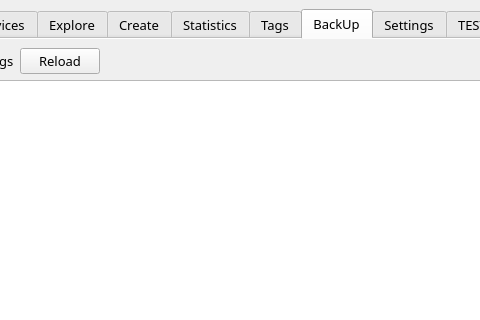
StephaneCouturier/Katalog, file src/mainwindow.ui: the form before one commit; both pictures show x 370 to 850 and y 0 to 320 of the 1080 by 720 pixel window.
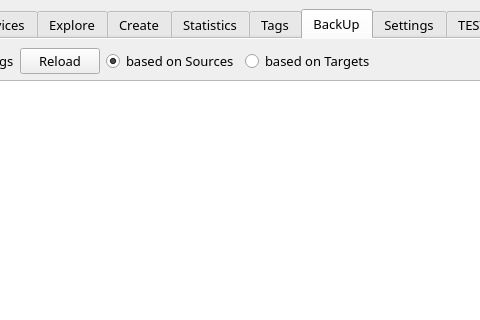
The form after the commit. The open tabs and pages were chosen to show the change. Icons and pictures are not drawn. Custom widgets are drawn as their Qt base class.

What changed in the file:
```diff
--- a/src/mainwindow.ui
+++ b/src/mainwindow.ui
@@ -7466,6 +7466,23 @@
                 </property>
                </widget>
               </item>
+              <item>
+               <widget class="QRadioButton" name="BackUp_radioButton_Source">
+                <property name="text">
+                 <string>based on Sources</string>
+                </property>
+                <property name="checked">
+                 <bool>true</bool>
+                </property>
+               </widget>
+              </item>
+              <item>
+               <widget class="QRadioButton" name="BackUp_radioButton_Target">
+                <property name="text">
+                 <string>based on Targets</string>
+                </property>
+               </widget>
+              </item>
               <item>
                <spacer name="horizontalSpacer_2">
                 <property name="orientation">
```
